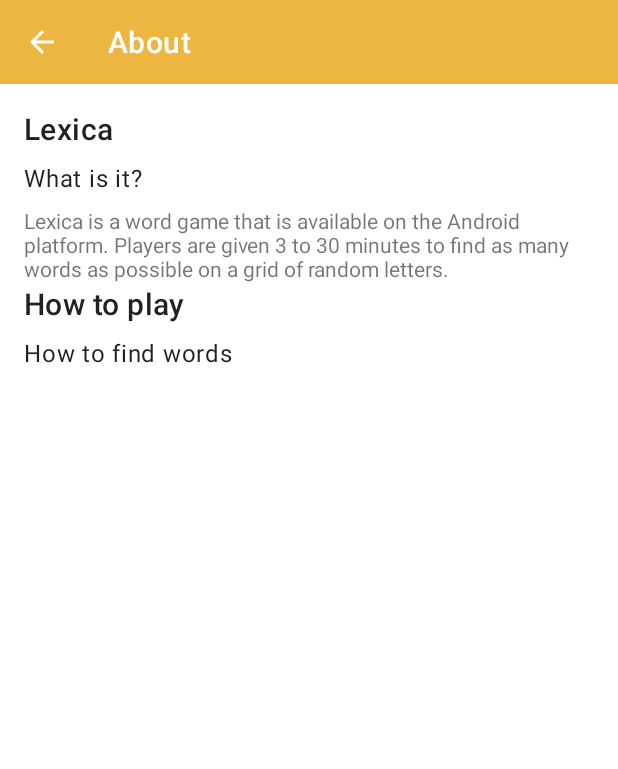
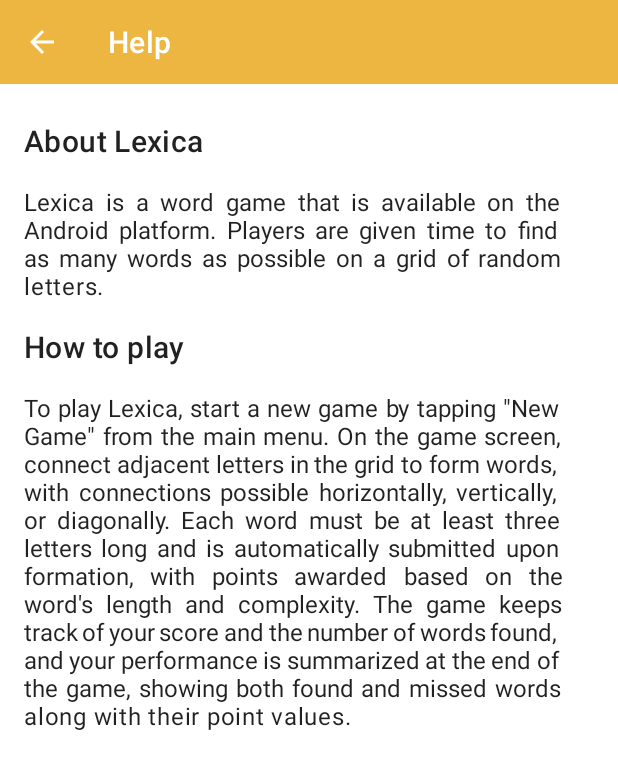
Before and after one commit to andhika185/Lexica, an Android app: the HelpActivity screen opened directly, with no data from a screen before it, on a phone screen of 412 x 824 dp. Shown: the top 769 px of the screen. Run offline under Robolectric (Android 15) with nearby library versions, the phone set to English and light mode, and no system bars.

Commit message:
Add help page

```diff
--- a/app/src/main/res/layout/help.xml
+++ b/app/src/main/res/layout/help.xml
@@ -9,7 +9,7 @@
         android:layout_width="match_parent"
         android:layout_height="wrap_content"
         app:layout_constraintTop_toTopOf="parent"
-        app:title="@string/about"
+        app:title="@string/help"
         android:background="?attr/colorPrimary"
         android:minHeight="?attr/actionBarSize"
         android:theme="?attr/actionBarTheme"
@@ -30,9 +30,15 @@
 
         <TextView
             android:textAppearance="@style/TextAppearance.MaterialComponents.Headline6"
-            android:layout_width="wrap_content"
+            android:gravity="center_vertical"
+            android:background="?selectableItemBackground"
+            android:layout_width="fill_parent"
             android:layout_height="wrap_content"
-            android:text="@string/app_name" />
+            android:layout_marginTop="8.0dip"
+            android:layout_marginBottom="8.0dip"
+            android:text="@string/about_lexica"
+            android:drawableTint="?colorOnSurface"
+            android:justificationMode="inter_word"/>
         <TextView
             android:textAppearance="@style/TextAppearance.MaterialComponents.Body1"
             android:gravity="center_vertical"
@@ -41,17 +47,19 @@
             android:layout_height="wrap_content"
             android:layout_marginTop="8.0dip"
             android:layout_marginBottom="8.0dip"
-            android:text="@string/what_is_it"
-            android:drawableTint="?colorOnSurface" />
-        <TextView
-            android:layout_width="wrap_content"
-            android:layout_height="wrap_content"
-            android:text="@string/lexica_what_is_it" />
+            android:text="@string/lexica_what_is_it"
+            android:justificationMode="inter_word"/>
         <TextView
             android:textAppearance="@style/TextAppearance.MaterialComponents.Headline6"
-            android:layout_width="wrap_content"
+            android:gravity="center_vertical"
+            android:background="?selectableItemBackground"
+            android:layout_width="fill_parent"
             android:layout_height="wrap_content"
-            android:text="@string/help_how_to_play" />
+            android:layout_marginTop="8.0dip"
+            android:layout_marginBottom="8.0dip"
+            android:text="@string/help_how_to_play"
+            android:drawableTint="?colorOnSurface"
+            android:justificationMode="inter_word"/>
         <TextView
             android:textAppearance="@style/TextAppearance.MaterialComponents.Body1"
             android:gravity="center_vertical"
@@ -60,8 +68,9 @@
             android:layout_height="wrap_content"
             android:layout_marginTop="8.0dip"
             android:layout_marginBottom="8.0dip"
-            android:text="@string/help_find_words"
-            android:drawableTint="?colorOnSurface" />
+            android:text="@string/help_how_to_play_desc"
+            android:drawableTint="?colorOnSurface"
+            android:justificationMode="inter_word"/>
     </LinearLayout>
 
 </androidx.constraintlayout.widget.ConstraintLayout>
--- a/app/src/main/res/layout/splash.xml
+++ b/app/src/main/res/layout/splash.xml
@@ -121,7 +121,7 @@
 		app:layout_constraintStart_toStartOf="@+id/lexicaLogo">
 
 		<mehdi.sakout.fancybuttons.FancyButton
-			android:id="@+id/about"
+			android:id="@+id/help"
 			android:layout_width="0dp"
 			android:layout_height="match_parent"
 			android:layout_weight="1"
@@ -135,7 +135,7 @@
 			fancy:fb_fontIconResource="&#xf059;"
 			fancy:fb_fontIconSize="24sp"
 			fancy:fb_iconPosition="top"
-			fancy:fb_text="@string/about"
+			fancy:fb_text="@string/help"
 			fancy:fb_textColor="?attr/home__secondary_button_text_colour"
 			fancy:fb_textSize="18sp" />
 
--- a/app/src/main/res/values/strings.xml
+++ b/app/src/main/res/values/strings.xml
@@ -129,8 +129,8 @@
     <string name="game_mode">Game mode</string>
     <string name="help">Help</string>
     <string name="game_description">Lexica is a word game that is available on the Android platform. Players are given 3 to 30 minutes to find as many words as possible on a grid of random letters.</string>
-    <string name="what_is_it">What is it?</string>
-    <string name="lexica_what_is_it">Lexica is a word game that is available on the Android platform. Players are given 3 to 30 minutes to find as many words as possible on a grid of random letters.</string>
+    <string name="about_lexica">About Lexica</string>
+    <string name="lexica_what_is_it">Lexica is a word game that is available on the Android platform. Players are given time to find as many words as possible on a grid of random letters.</string>
     <string name="help_how_to_play">How to play</string>
-    <string name="help_find_words">How to find words</string>
+    <string name="help_how_to_play_desc">To play Lexica, start a new game by tapping \"New Game\" from the main menu. On the game screen, connect adjacent letters in the grid to form words, with connections possible horizontally, vertically, or diagonally. Each word must be at least three letters long and is automatically submitted upon formation, with points awarded based on the word\'s length and complexity. The game keeps track of your score and the number of words found, and your performance is summarized at the end of the game, showing both found and missed words along with their point values.</string>
 </resources>
```
Also changed, not shown: 1 other file.
